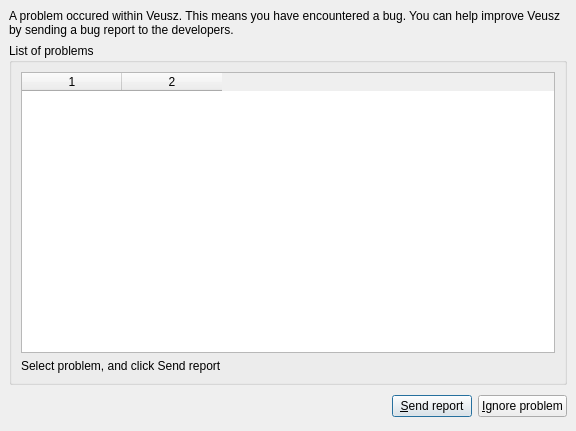
First picture: the form in dialogs/exceptionlist.ui, repository veusz/veusz, before the edit.
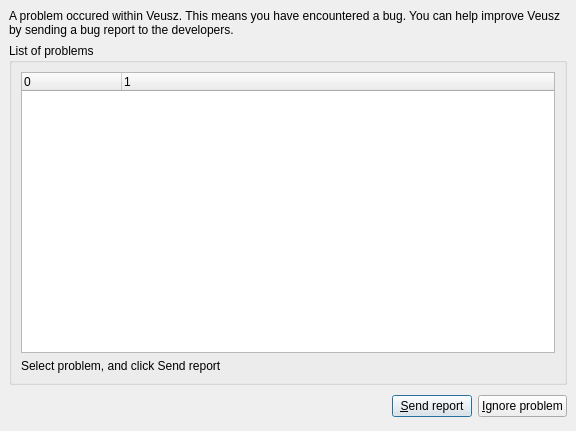
Second picture: the form after the edit.

Commit message: Change table to list in exception dialog

```diff
--- a/dialogs/exceptionlist.ui
+++ b/dialogs/exceptionlist.ui
@@ -45,8 +45,8 @@
        <number>6</number>
       </property>
       <item>
-       <widget class="QTableWidget" name="exceptiontable" >
-        <property name="alternatingRowColors" >
+       <widget class="QTreeWidget" name="exceptionlist" >
+        <property name="rootIsDecorated" >
          <bool>false</bool>
         </property>
         <property name="selectionBehavior" >
@@ -55,8 +55,16 @@
         <property name="columnCount" >
          <number>2</number>
         </property>
-        <column/>
-        <column/>
+        <column>
+         <property name="text" >
+          <string>0</string>
+         </property>
+        </column>
+        <column>
+         <property name="text" >
+          <string>1</string>
+         </property>
+        </column>
        </widget>
       </item>
       <item>
```
Left out of the diff: 3 changed lines with no effect on the pictures. The commit also changes 1 other file.
